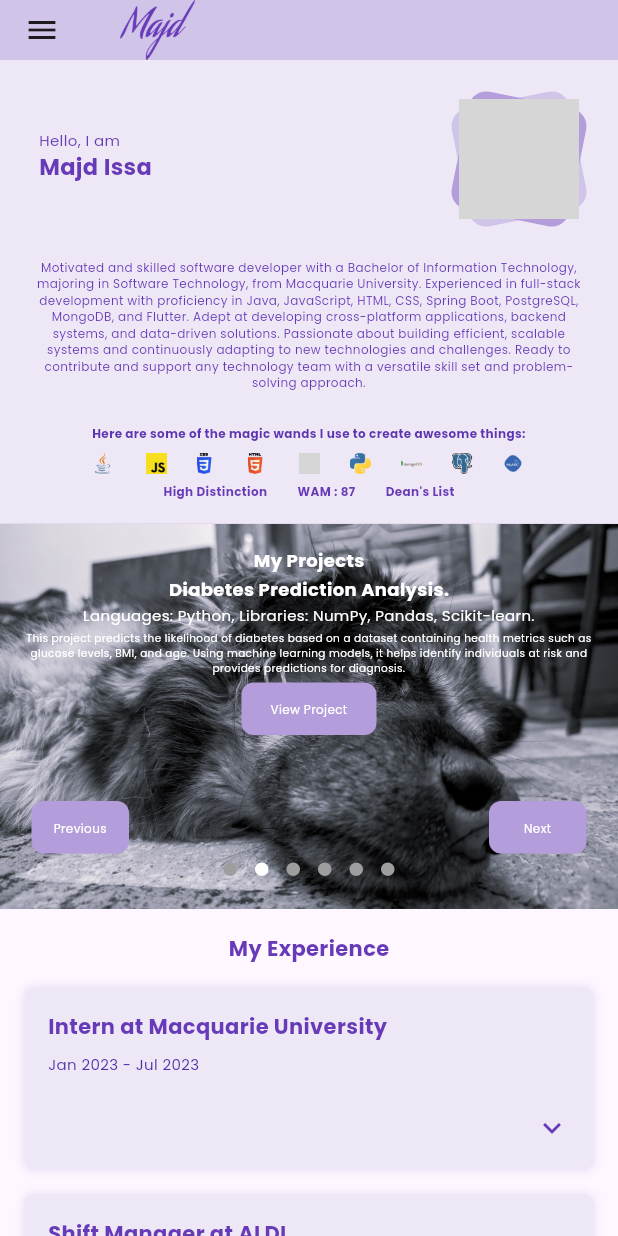
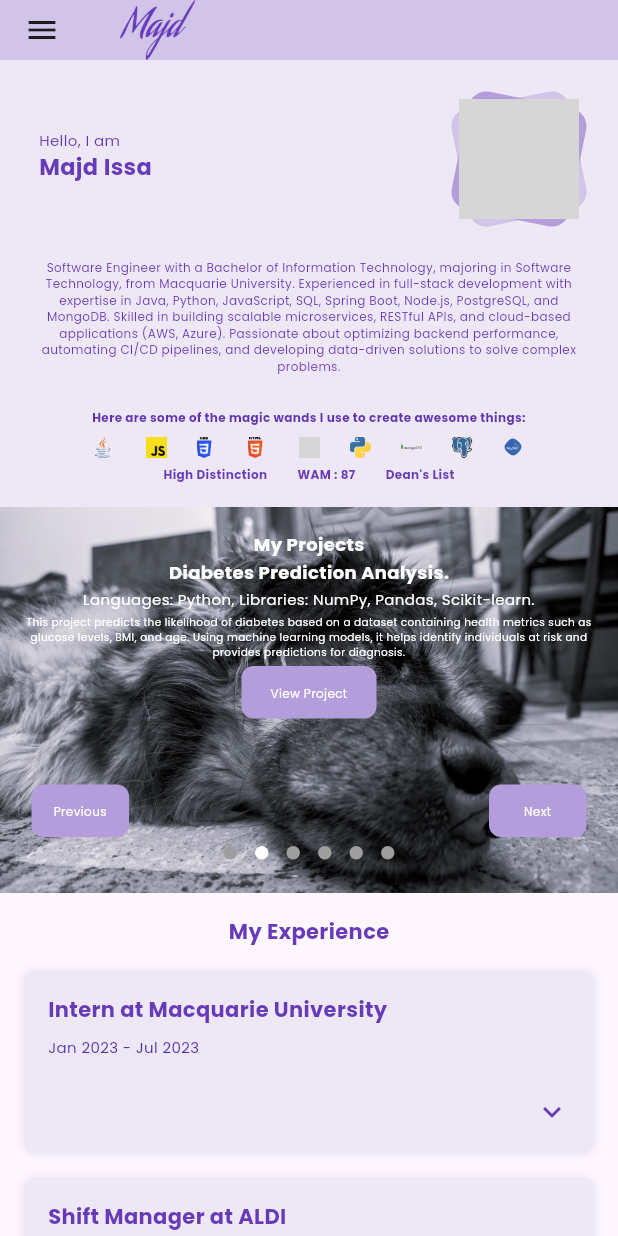
Before and after one commit to MajdIssa34/My_Portfolio, a Flutter app: the SmallLayout screen opened directly, after a tap on "Next", on a phone screen of 412 x 824 dp. Run offline on Flutter 3.47's test engine with Material 3 defaults, Android fonts, the phone set to English and light mode, and no system bars; drawn by our look-alikes of animated_text_kit, dots_indicator; our stand-ins replace google_fonts; grey boxes are pictures that could not be loaded.

Commit message:
Some refinements

```diff
--- a/majd_website/lib/components/mobile_components/contact_container.dart
+++ b/majd_website/lib/components/mobile_components/contact_container.dart
@@ -162,7 +162,7 @@ class MyContact extends StatelessWidget {
                   width: retSize(isDesktop, 200, 140, 140),
                   child: MyButton(
                     onTap: () => _launchURL(
-                      "https://drive.google.com/file/d/1Xhjn0CE1iIkpkX-atHtR2yLZ8-UFAe0Q/view?usp=sharing",
+                      "https://drive.google.com/file/d/1XlptD_Iv0AzrlfvKxrvuQQ0b28e0k2o5/view?usp=sharing",
                     ),
                     str: "View Resume",
                     isDesktop: isDesktop,
@@ -173,7 +173,7 @@ class MyContact extends StatelessWidget {
                   width: retSize(isDesktop, 200, 140, 140),
                   child: MyButton(
                     onTap: () => _launchURL(
-                      "https://drive.google.com/file/d/1uo3yBnwy_PjgkJ0Sc8BEqq_gD1qbix16/view?usp=sharing",
+                      "https://drive.google.com/file/d/1vfUfd0ncK-EAxpowCi95YZrUnQWi98JQ/view?usp=sharing",
                     ),
                     str: "View Transcript",
                     isDesktop: isDesktop,
--- a/majd_website/lib/components/mobile_components/info_container.dart
+++ b/majd_website/lib/components/mobile_components/info_container.dart
@@ -112,7 +112,7 @@ class InfoContainer extends StatelessWidget {
               Padding(
                 padding: const EdgeInsets.all(8.0),
                 child: Text(
-                  "Motivated and skilled software developer with a Bachelor of Information Technology, majoring in Software Technology, from Macquarie University. Experienced in full-stack development with proficiency in Java, JavaScript, HTML, CSS, Spring Boot, PostgreSQL, MongoDB, and Flutter. Adept at developing cross-platform applications, backend systems, and data-driven solutions. Passionate about building efficient, scalable systems and continuously adapting to new technologies and challenges. Ready to contribute and support any technology team with a versatile skill set and problem-solving approach.",
+                  "Software Engineer with a Bachelor of Information Technology, majoring in Software Technology, from Macquarie University. Experienced in full-stack development with expertise in Java, Python, JavaScript, SQL, Spring Boot, Node.js, PostgreSQL, and MongoDB. Skilled in building scalable microservices, RESTful APIs, and cloud-based applications (AWS, Azure). Passionate about optimizing backend performance, automating CI/CD pipelines, and developing data-driven solutions to solve complex problems.",
                   style: GoogleFonts.poppins(
                     fontSize: retSize(isDesktop, 15, 12, 8),
                     color: Colors.deepPurple,
```
Also changed, not shown: majd_website/assets/images/SRPD55K1.png (added), majd_website/assets/images/firebase.png (added), majd_website/assets/images/firebase.webp (added), majd_website/assets/images/numpy.png (added), majd_website/assets/images/pandas.png (added), majd_website/assets/images/scikit.png (added), majd_website/assets/images/spring.png (added).
